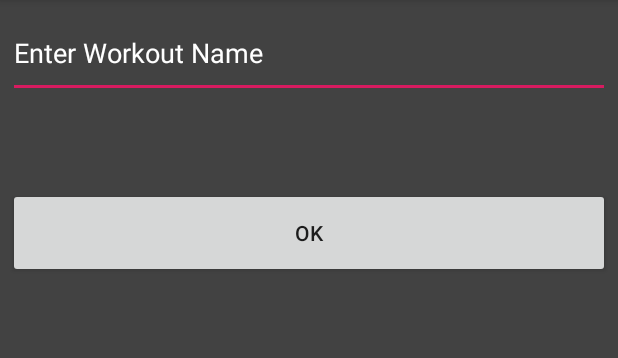
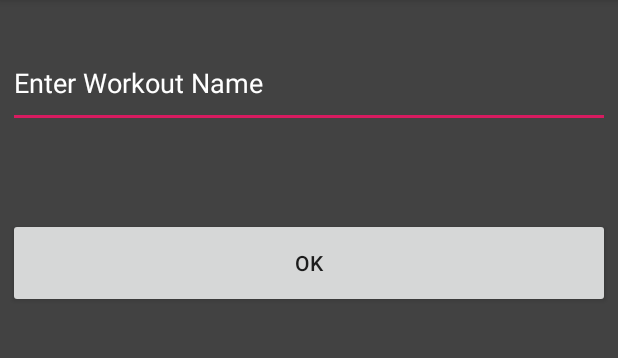
Before and after one commit to mglaser001/WorkoutIntervalTimer, an Android app: the CustomTimerMenuActivity screen opened directly, with no data from a screen before it, on a phone screen of 412 x 824 dp, the part 84-442 px from its top. Run offline under Robolectric (Android 15) with nearby library versions, the phone set to English and light mode, and no system bars.

Commit message:
-Update Menus

```diff
--- a/app/src/main/res/layout/activity_custom_timer_menu.xml
+++ b/app/src/main/res/layout/activity_custom_timer_menu.xml
@@ -13,7 +13,8 @@
         android:hint="Enter Workout Name"
         android:textColorHint="@color/cardview_light_background"
         android:layout_width="match_parent"
-        android:layout_height="60dp" />
+        android:layout_height="60dp"
+        android:layout_marginTop="20dp"/>
     <TextView
         android:id="@+id/custom_selectTitleTV"
         android:text="Select First Workout Type"
```
Also changed, not shown: app/src/main/res/layout/activity_set_custom_menu.xml (+8 -3 lines).
